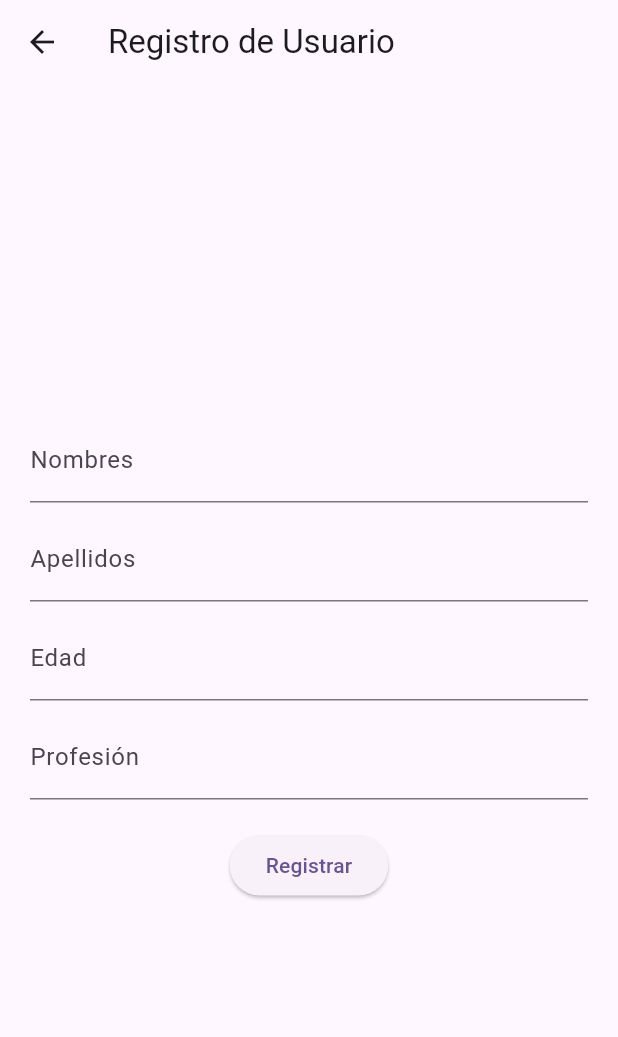
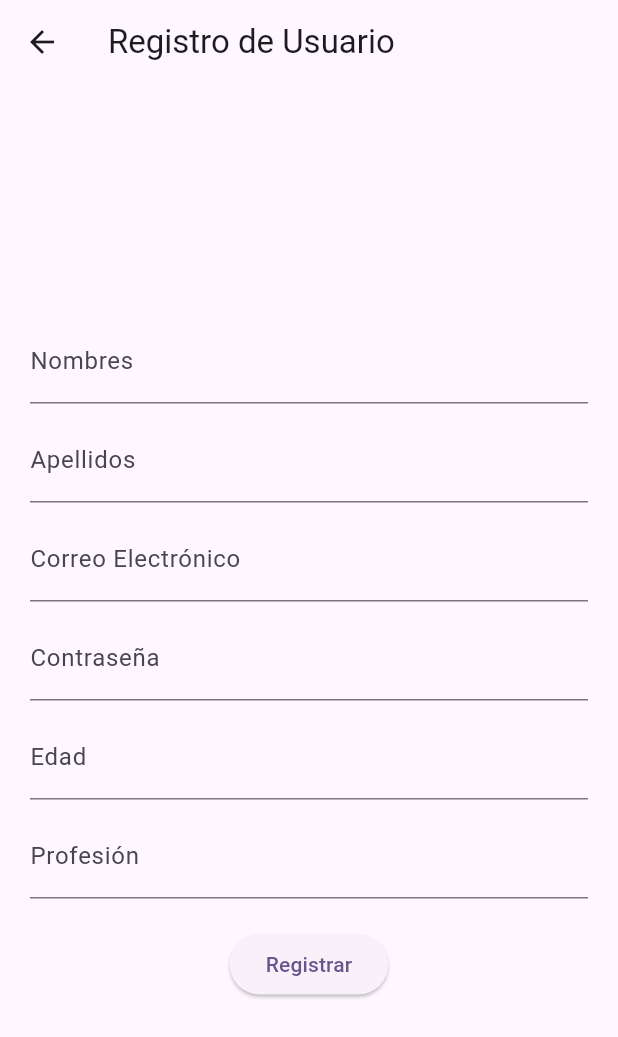
Before and after one commit to Alvardud/edteam-firebase-2023-flutter, a Flutter app: the RegistrationPage screen opened by its route, on a phone screen of 412 x 824 dp. Shown: the top 1037 px of the screen. Run offline on Flutter 3.47's test engine with Material 2 defaults, Android fonts, the light colour scheme and no system bars; our stand-ins replace firebase_core; accounts and stored records are empty.

Commit message:
fix: completado de campos en registro

```diff
--- a/lib/src/ui/pages/register/register_page.dart
+++ b/lib/src/ui/pages/register/register_page.dart
@@ -16,8 +16,12 @@ class _RegistrationPageState extends State<RegistrationPage> {
   late TextEditingController apellidoController;
   late TextEditingController edadController;
   late TextEditingController profesionController;
+  late TextEditingController correoController;
+  late TextEditingController contrasenaController;
 
   void registrar() async {
+    String correo = correoController.text;
+    String contrasena = contrasenaController.text;
     String nombre = nombreController.text;
     String apellidos = apellidoController.text;
     int edad = int.parse(edadController.text);
@@ -30,6 +34,8 @@ class _RegistrationPageState extends State<RegistrationPage> {
     apellidoController = TextEditingController(text: '');
     edadController = TextEditingController(text: '');
     profesionController = TextEditingController(text: '');
+    correoController = TextEditingController(text: '');
+    contrasenaController = TextEditingController(text: '');
     super.initState();
   }
 
@@ -62,6 +68,21 @@ class _RegistrationPageState extends State<RegistrationPage> {
                 ),
                 const SizedBox(height: 10),
                 TextField(
+                  controller: correoController,
+                  decoration: const InputDecoration(
+                    labelText: 'Correo Electrónico',
+                  ),
+                ),
+                const SizedBox(height: 10),
+                TextField(
+                  controller: contrasenaController,
+                  obscureText: true,
+                  decoration: const InputDecoration(
+                    labelText: 'Contraseña',
+                  ),
+                ),
+                const SizedBox(height: 10),
+                TextField(
                   controller: edadController,
                   decoration: const InputDecoration(
                     labelText: 'Edad',
```
